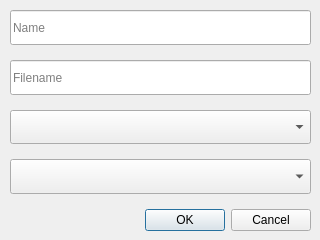
Before: the Qt Designer form src/edit/adddictionarydialog.ui in Crissium/SilverDict-desktop, drawn with Qt 5.
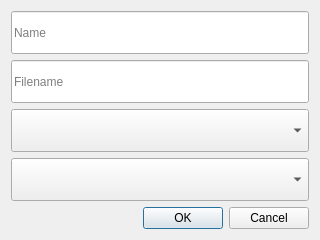
After: the same form once the commit is applied.

Commit message: Fix broken layouts

Patch:
```diff
--- a/src/edit/adddictionarydialog.ui
+++ b/src/edit/adddictionarydialog.ui
@@ -13,34 +13,7 @@
   <property name="windowTitle">
    <string>Dialog</string>
   </property>
-  <widget class="QWidget" name="verticalLayoutWidget">
-   <property name="geometry">
-    <rect>
-     <x>0</x>
-     <y>0</y>
-     <width>321</width>
-     <height>241</height>
-    </rect>
-   </property>
-   <layout class="QVBoxLayout" name="verticalLayout" stretch="0,0,0,0,0">
-    <property name="spacing">
-     <number>15</number>
-    </property>
-    <property name="sizeConstraint">
-     <enum>QLayout::SetDefaultConstraint</enum>
-    </property>
-    <property name="leftMargin">
-     <number>10</number>
-    </property>
-    <property name="topMargin">
-     <number>10</number>
-    </property>
-    <property name="rightMargin">
-     <number>10</number>
-    </property>
-    <property name="bottomMargin">
-     <number>10</number>
-    </property>
+     <layout class="QVBoxLayout" name="verticalLayout">
     <item>
      <widget class="QLineEdit" name="nameLineEdit">
       <property name="sizePolicy">
@@ -113,7 +86,6 @@
      </widget>
     </item>
    </layout>
-  </widget>
  </widget>
  <resources/>
  <connections>
```
Lines whose indentation alone changed are shown as unchanged. The commit also changes 3 other files.
